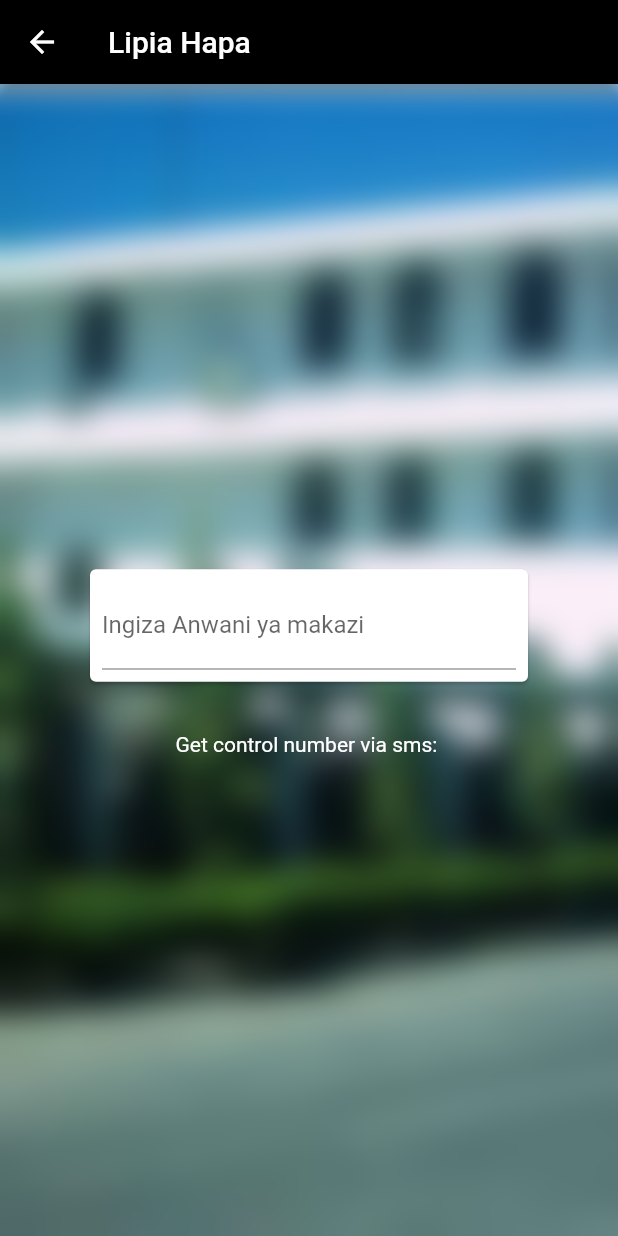
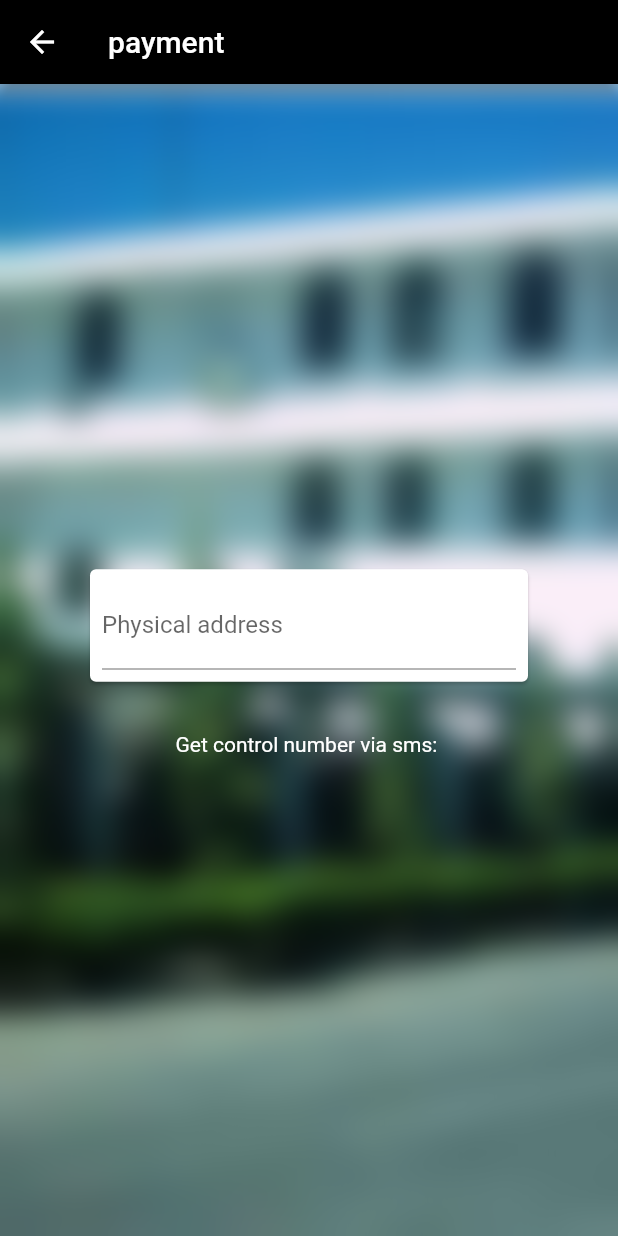
Before and after one commit to Mariamato/MCMS_fyp, a Flutter app: the LipaHapaPage screen opened by its route, on a phone screen of 412 x 824 dp. Run offline on Flutter 3.47's test engine with Material 2 defaults, Android fonts, the phone set to English and light mode, and no system bars; our stand-ins replace dio.

Commit message:
dio features

```diff
--- a/lib/main.dart
+++ b/lib/main.dart
@@ -1,6 +1,6 @@
 import 'package:flutter/material.dart';
-import 'package:municipal_cms/auth.dart';
-import 'home_page.dart';
+import 'package:municipal_cms/service/auth.dart';
+import 'screens/home_page.dart';
 import 'package:provider/provider.dart';
 
 
--- a/lib/Service_provider_login_pag.dart
+++ b/lib/screens/Service_provider_login_pag.dart
@@ -3,8 +3,8 @@
 import 'dart:ui';
 
 import 'package:flutter/material.dart';
-import 'package:municipal_cms/auth.dart';
-import 'package:municipal_cms/serviceprovider_registration_page.dart';
+import 'package:municipal_cms/service/auth.dart';
+import 'package:municipal_cms/screens/serviceprovider_registration_page.dart';
 import 'package:provider/provider.dart';
 import 'service_provider_page.dart';
 
--- a/lib/lipia_hapa.dart
+++ b/lib/screens/lipia_hapa.dart
@@ -9,7 +9,7 @@ class LipaHapaPage extends StatelessWidget {
   Widget build(BuildContext context) {
     return Scaffold(
       appBar: AppBar(
-        title: const Text('Lipia Hapa'),
+        title: const Text('payment'),
         backgroundColor: Colors.black,
       ),
       body: Container(
@@ -39,7 +39,7 @@ class LipaHapaPage extends StatelessWidget {
                               children: [
                                 TextFormField(
                                   decoration: const InputDecoration(
-                                    labelText: 'Ingiza Anwani ya makazi',
+                                    labelText: 'Physical address',
                                   ),
                                   validator: (value) {
                                     if (value!.isEmpty) {
--- a/lib/municipality_login_page.dart
+++ b/lib/screens/municipality_login_page.dart
@@ -3,9 +3,9 @@
 import 'dart:ui';
 
 import 'package:flutter/material.dart';
-import 'package:municipal_cms/Municipality_page.dart';
-import 'package:municipal_cms/auth.dart';
-import 'package:municipal_cms/municipality_registration_page.dart';
+import 'package:municipal_cms/screens/Municipality_page.dart';
+import 'package:municipal_cms/service/auth.dart';
+import 'package:municipal_cms/screens/municipality_registration_page.dart';
 import 'package:provider/provider.dart';
 
 class MunicipalityLoginPage extends StatelessWidget {
--- a/lib/resident_login_page.dart
+++ b/lib/screens/resident_login_page.dart
@@ -1,7 +1,7 @@
 import 'dart:ui';
 
 import 'package:flutter/material.dart';
-import 'package:municipal_cms/auth.dart';
+import 'package:municipal_cms/service/auth.dart';
 import 'package:provider/provider.dart';
 import 'resident_page.dart';
 import 'resident_registration_page.dart';
--- a/lib/resident_page.dart
+++ b/lib/screens/resident_page.dart
@@ -53,7 +53,7 @@ class ResidentPage extends StatelessWidget {
                 ),
                 _buildMenuItem(
                   context,
-                  'Lipia Hapa',
+                  'Payment',
                   Icons.payment,
                   '/payment',
                 ),
--- a/lib/resident_registration_page.dart
+++ b/lib/screens/resident_registration_page.dart
@@ -1,7 +1,7 @@
 import 'dart:ui';
 
 import 'package:flutter/material.dart';
-import 'package:municipal_cms/auth.dart';
+import 'package:municipal_cms/service/auth.dart';
 import 'package:provider/provider.dart';
 
 class ResidentRegistrationPage extends StatelessWidget {
--- a/lib/service_provider_page.dart
+++ b/lib/screens/service_provider_page.dart
@@ -34,7 +34,7 @@ class ServiceProviderPage extends StatelessWidget {
                   TextButton(
                       onPressed: (() => _ViewSchedule(context)),
                       child: const Text(
-                          "view cleaning service Task schedule here...")),
+                          "Upload Task schedule here...")),
                   Center(
                     child: SingleChildScrollView(
                       child: SizedBox(
--- a/pubspec.yaml
+++ b/pubspec.yaml
@@ -39,6 +39,7 @@ dependencies:
   cupertino_icons: ^1.0.2
   flutterwave: ^1.0.3
   provider: ^6.0.5
+  dio: ^5.1.2
 
 dev_dependencies:
   flutter_test:
```
Also changed, not shown: lib/screens/home_page.dart (renamed from lib/home_page.dart, +5 -5 lines), lib/service/auth.dart (renamed from lib/auth.dart, +9 -2 lines), lib/service/dio.dart (added, +13 -0 lines), lib/screens/Municipality_page.dart (renamed from lib/Municipality_page.dart), lib/screens/municipality_registration_page.dart (renamed from lib/municipality_registration_page.dart), lib/screens/serviceprovider_registration_page.dart (renamed from lib/serviceprovider_registration_page.dart), lib/screens/task.dart (renamed from lib/task.dart), lib/screens/task_page.dart (added), lib/screens/task_schedule.dart (added), pubspec.lock, 1 other file.
